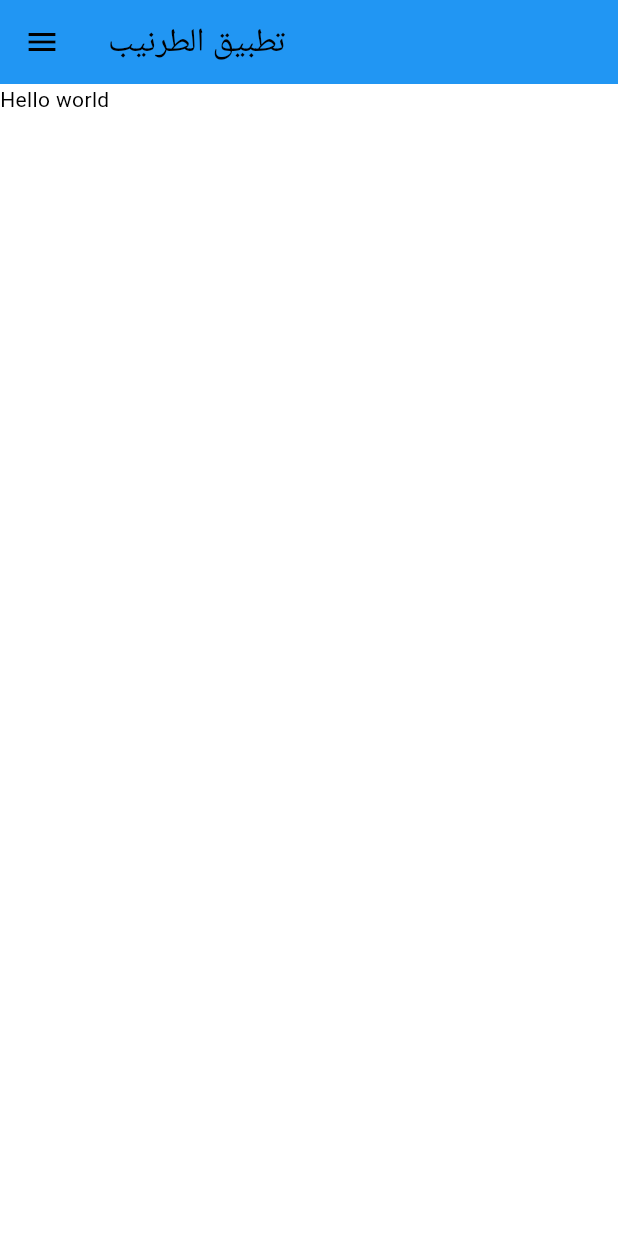
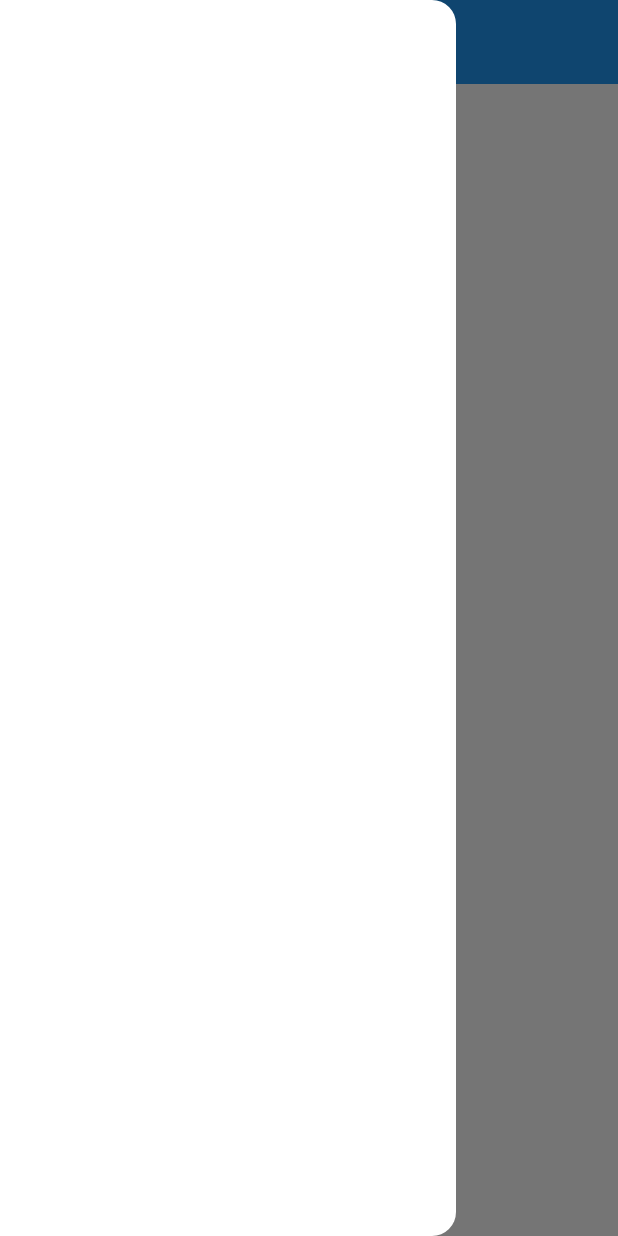
Before and after one commit to hasan-mazen-darwish/tarneeb-app, a Flutter app: the screen it shows after launch, with the side drawer open (before the commit the screen has no drawer), on a phone screen of 412 x 824 dp. Run offline on Flutter 3.47's test engine with Material 3 defaults, Android fonts, the phone set to English and light mode, and no system bars; our stand-ins replace material_ui.

Commit message:
Added a side menu (a drawer)

```diff
--- a/lib/main.dart
+++ b/lib/main.dart
@@ -1,5 +1,6 @@
 import 'package:material_ui/material_ui.dart';
 import 'package:tarneeb/theme.dart';
+import 'package:tarneeb/widgets/drawer.dart';
 
 void main() {
   runApp(const MainApp());
@@ -27,10 +28,11 @@ class ScaffoldApp extends StatelessWidget {
     return Scaffold(
       appBar: AppBar(
         title: const Text("تطبيق الطرنيب"),
-        leading: IconButton(icon: const Icon(Icons.menu), onPressed: () {}),
+        leading: DrawerButton(),
         backgroundColor: Theme.of(context).primaryColor,
       ),
       body: const Text("Hello world"),
+      drawer: AppDrawer(),
     );
   }
 }
--- /dev/null
+++ b/lib/widgets/drawer.dart
@@ -0,0 +1,18 @@
+import 'package:material_ui/material_ui.dart';
+
+class AppDrawer extends StatelessWidget {
+  const AppDrawer({super.key});
+
+  @override
+  Widget build(BuildContext context) {
+    return Drawer(
+      child: SafeArea(
+        top: true,
+        bottom: true,
+        left: true,
+        right: true,
+        child: ListView(children: []),
+      ),
+    );
+  }
+}
```
